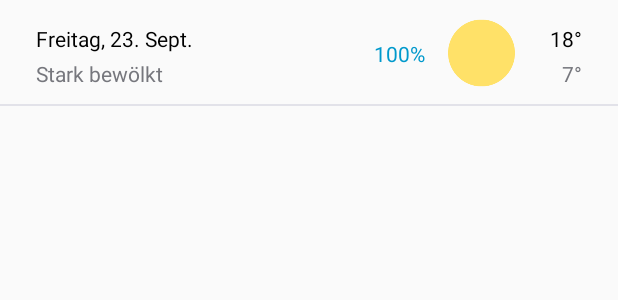
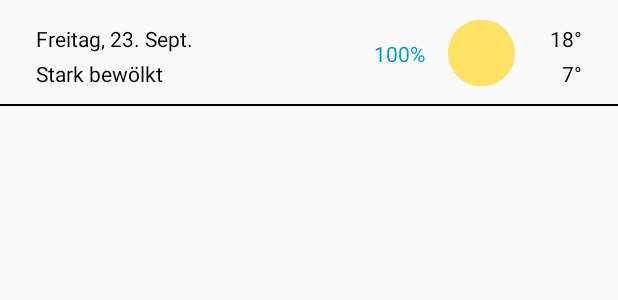
Before and after one commit to jvoye23/FavoriteWeatherCast, an Android app: the layout list_item_daily_forecast.xml on its own in the app's theme, with its tools: preview values and no code run, on a phone screen of 412 x 824 dp. Shown: the top 300 px of the screen. Run offline under Robolectric (Android 15) with nearby library versions, the phone set to English and light mode, and no system bars.

Commit message:
Changes for API level 30

```diff
--- a/app/src/main/java/com/voye/favoriteweathercasts/SearchableActivity.kt
+++ b/app/src/main/java/com/voye/favoriteweathercasts/SearchableActivity.kt
@@ -1,7 +1,7 @@
 package com.voye.favoriteweathercasts
 
+
 import android.app.SearchManager
-import android.content.Context
 import android.content.Intent
 import android.os.Bundle
 import androidx.activity.viewModels
@@ -61,6 +61,4 @@ class SearchableActivity: AppCompatActivity() {
 
     }
 
-
-
 }
--- a/app/src/main/res/layout/list_item_daily_forecast.xml
+++ b/app/src/main/res/layout/list_item_daily_forecast.xml
@@ -21,7 +21,6 @@
         android:layout_height="wrap_content"
         android:layout_marginTop="16dp"
         android:layout_marginEnd="24dp"
-        android:text="TextView"
         app:layout_constraintEnd_toEndOf="parent"
         app:layout_constraintTop_toTopOf="parent"
         tools:text="18°" />
@@ -32,8 +31,7 @@
         android:layout_height="wrap_content"
         android:layout_marginTop="4dp"
         android:layout_marginEnd="24dp"
-        android:text="TextView"
-        android:textColor="@color/material_dynamic_neutral50"
+        android:textColor="@color/black"
         app:layout_constraintEnd_toEndOf="parent"
         app:layout_constraintTop_toBottomOf="@+id/daily_max_temperature_textView"
         tools:text="7°" />
@@ -44,7 +42,6 @@
         android:layout_height="wrap_content"
         android:layout_marginStart="24dp"
         android:layout_marginTop="16dp"
-        android:text="TextView"
         app:layout_constraintStart_toStartOf="parent"
         app:layout_constraintTop_toTopOf="parent"
         tools:text="Freitag, 23. Sept." />
@@ -55,8 +52,7 @@
         android:layout_height="wrap_content"
         android:layout_marginStart="24dp"
         android:layout_marginTop="4dp"
-        android:text="TextView"
-        android:textColor="@color/material_dynamic_neutral50"
+        android:textColor="@color/black"
         app:layout_constraintStart_toStartOf="parent"
         app:layout_constraintTop_toBottomOf="@+id/date_textView"
         tools:text="Stark bewölkt" />
@@ -65,7 +61,7 @@
         android:layout_width="match_parent"
         android:layout_height="1dp"
         android:layout_marginTop="4dp"
-        android:background="@color/material_dynamic_neutral90"
+        android:background="@color/black"
         app:layout_constraintTop_toBottomOf="@+id/daily_weather_icon" />
 
     <TextView
@@ -73,7 +69,7 @@
         android:layout_width="wrap_content"
         android:layout_height="wrap_content"
         android:layout_marginEnd="8dp"
-        android:text="100%"
+        tools:text="100%"
         android:textColor="@android:color/holo_blue_dark"
         app:layout_constraintBottom_toBottomOf="parent"
         app:layout_constraintEnd_toStartOf="@+id/daily_weather_icon"
```
